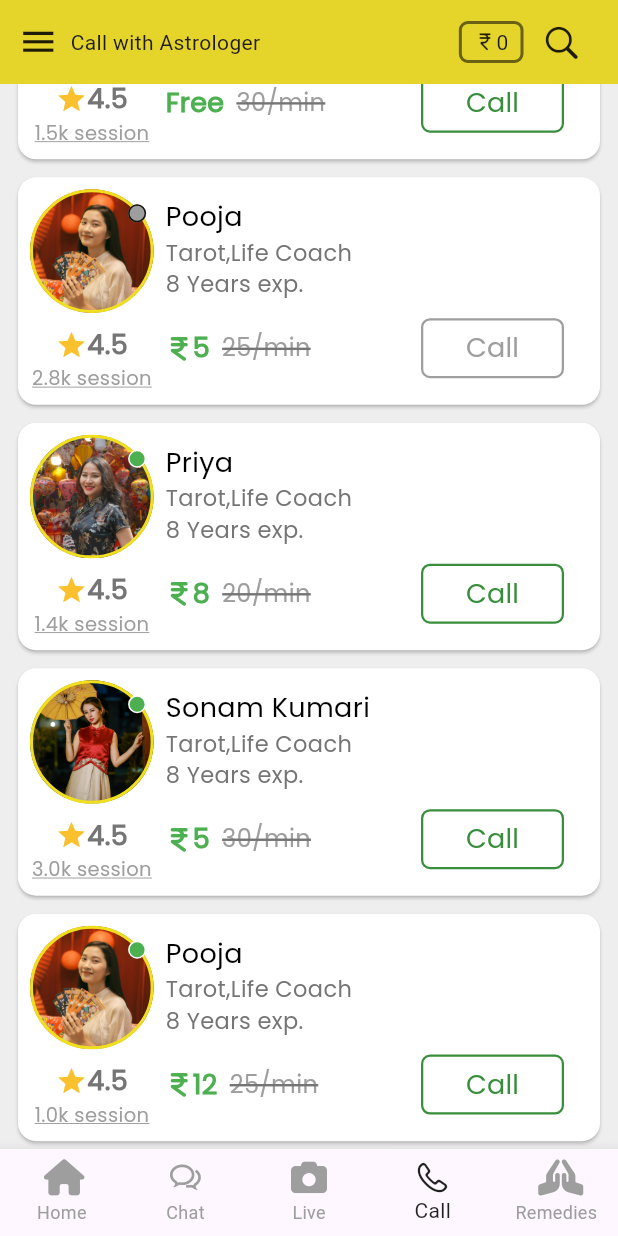
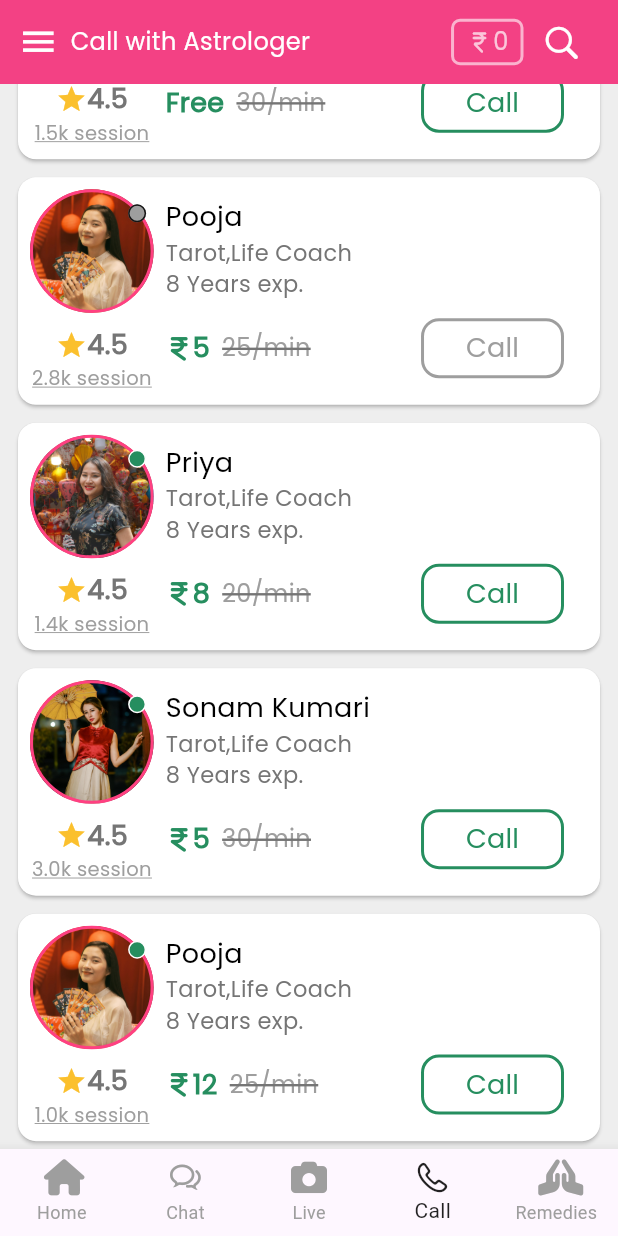
Before and after one commit to rahulkumardev24/astropower, a Flutter app: the screen it shows after launch, scrolled down 576 dp, after a tap on "Call", on a phone screen of 412 x 824 dp. Run offline on Flutter 3.47's test engine with Material 3 defaults, Android fonts, the light colour scheme and no system bars; our stand-ins replace carousel_slider, flutter_advanced_switch, flutter_svg, font_awesome_flutter, lottie, pinput; missing offline and left inert: razorpay_flutter.

Commit message:
call screen complete

```diff
--- a/lib/screen/call_screen.dart
+++ b/lib/screen/call_screen.dart
@@ -1,6 +1,8 @@
 import 'package:flutter/cupertino.dart';
 import 'package:flutter/material.dart';
 import 'package:my_astro/helper/custom_text_style.dart';
+import 'package:my_astro/screen/payment/add_money_screen.dart';
+import 'package:my_astro/screen/payment/select_payment_method_screen.dart';
 import '../constant/app_constant.dart';
 import '../widgets/app_drawer.dart';
 import '../widgets/astro_call_card.dart';
@@ -32,7 +34,7 @@ class _CallScreenState extends State<CallScreen> {
         /// --- app bar --- ///
         appBar: AppBar(
           automaticallyImplyLeading: false,
-          backgroundColor: Color(0xfff0df1f),
+          backgroundColor: Colors.pinkAccent,
           flexibleSpace: _appBar(size),
         ),
         drawer: AppDrawer(),
@@ -56,8 +58,31 @@ class _CallScreenState extends State<CallScreen> {
                   },
                   () {
                     print("Second poster tapped");
+                    Navigator.push(
+                      context,
+                      MaterialPageRoute(
+                        builder:
+                            (_) => SelectPaymentMethodScreen(
+                              amount: 100,
+                              dialogTitle:
+                                  "Get ₹100 cashback on recharge of RS 100",
+                            ),
+                      ),
+                    );
                   },
                   () {
+                    Navigator.push(
+                      context,
+                      MaterialPageRoute(
+                        builder:
+                            (_) => SelectPaymentMethodScreen(
+                              amount: 100,
+                              dialogTitle:
+                                  "Get ₹100 cashback on recharge of RS 100",
+                            ),
+                      ),
+                    );
+
                     print("Third poster tapped");
                   },
                 ],
@@ -142,17 +167,30 @@ class _CallScreenState extends State<CallScreen> {
 
               /// Recommended Section
               Padding(
-                padding: const EdgeInsets.symmetric(horizontal: 12.0, vertical: 8),
+                padding: const EdgeInsets.symmetric(
+                  horizontal: 12.0,
+                  vertical: 8,
+                ),
                 child: Row(
                   mainAxisAlignment: MainAxisAlignment.spaceBetween,
                   children: [
-                    Text("Recommended", style: myTextStyle18(fontWeight: FontWeight.bold)),
-                    Icon(Icons.arrow_forward_ios_rounded, size: 16, color: Colors.black54),
+                    Text(
+                      "Recommended for you",
+                      style: myTextStyle18(
+                        fontWeight: FontWeight.bold,
+                        textColor: Colors.grey.shade600,
+                      ),
+                    ),
+                    Icon(
+                      Icons.arrow_forward_ios_rounded,
+                      size: 16,
+                      color: Colors.black54,
+                    ),
                   ],
                 ),
               ),
               SizedBox(
-                height: size.height * 0.3,
+                height: size.height * 0.35,
                 child: ListView.builder(
                   scrollDirection: Axis.horizontal,
                   itemCount: AppConstant.callData.length,
@@ -166,24 +204,7 @@ class _CallScreenState extends State<CallScreen> {
                   },
                 ),
               ),
-
-              /// Remaining cards
-              ListView.builder(
-                physics: NeverScrollableScrollPhysics(),
-                shrinkWrap: true,
-                itemCount: AppConstant.callData.length,
-                itemBuilder: (context, index) {
-                  final data = AppConstant.callData[index];
-                  return AstroCallCard(
-                    image: data['image'],
-                    name: data['name'],
-                    oldPrice: data['oldPrice'],
-                    orders: data["orders"],
-                    onlineStatus: data["onlineStatus"] ?? false,
-                    newPrice: data["newPrice"],
-                  );
-                },
-              ),
+              SizedBox(height: 21),
             ],
           ),
         ),
@@ -203,17 +224,20 @@ class _CallScreenState extends State<CallScreen> {
           children: [
             InkWell(
               onTap: () => _scaffoldKey.currentState!.openDrawer(),
-              child: Icon(Icons.menu, size: 27),
+              child: Icon(Icons.menu, size: 27, color: Colors.white),
             ),
             const SizedBox(width: 8),
-            Text("Call with Astrologer", style: TextStyle(fontSize: 14)),
+            Text(
+              "Call with Astrologer",
+              style: myTextStyle16(textColor: Colors.white),
+            ),
             Expanded(child: SizedBox(width: size.width)),
 
             /// Rupee Box
             Container(
               decoration: BoxDecoration(
                 borderRadius: BorderRadius.circular(6),
-                border: Border.all(width: 2, color: Colors.black54),
+                border: Border.all(width: 2, color: Colors.white60),
                 color: Colors.transparent,
               ),
               child: Padding(
@@ -221,17 +245,32 @@ class _CallScreenState extends State<CallScreen> {
                   horizontal: 8.0,
                   vertical: 2,
                 ),
-                child: Row(
-                  children: [
-                    Icon(Icons.currency_rupee_rounded, size: 15),
-                    Text("0"),
-                  ],
+                child: GestureDetector(
+                  onTap: () {
+                    Navigator.push(
+                      context,
+                      MaterialPageRoute(builder: (_) => AddMoneyScreen()),
+                    );
+                  },
+                  child: Row(
+                    children: [
+                      Icon(
+                        Icons.currency_rupee_rounded,
+                        size: 18,
+                        color: Colors.white70,
+                      ),
+                      Text(
+                        "0",
+                        style: myTextStyle16(textColor: Colors.white70),
+                      ),
+                    ],
+                  ),
                 ),
               ),
             ),
             SizedBox(width: 12),
 
-            Icon(CupertinoIcons.search, size: 27),
+            Icon(CupertinoIcons.search, size: 27, color: Colors.white),
             SizedBox(width: 12),
           ],
         ),
--- a/lib/widgets/astro_call_card.dart
+++ b/lib/widgets/astro_call_card.dart
@@ -52,7 +52,7 @@ class _AstroChatCardState extends State<AstroCallCard> {
                             shape: BoxShape.circle,
                             border: Border.all(
                               width: 2,
-                              color: Color(0xfff0df1f),
+                              color: Colors.pinkAccent,
                             ),
                             image: DecorationImage(
                               image: AssetImage(widget.image),
@@ -77,7 +77,7 @@ class _AstroChatCardState extends State<AstroCallCard> {
                               ),
                               color:
                                   widget.onlineStatus
-                                      ? Colors.green
+                                      ? Color(0xff268e5f)
                                       : Colors.grey,
                               shape: BoxShape.circle,
                             ),
@@ -85,7 +85,7 @@ class _AstroChatCardState extends State<AstroCallCard> {
                         ),
                       ],
                     ),
-                    SizedBox(height: size.height * 0.01,),
+                    SizedBox(height: size.height * 0.01),
 
                     /// rating star
                     Row(
@@ -150,7 +150,7 @@ class _AstroChatCardState extends State<AstroCallCard> {
                             ),
                           ],
                         ),
-                        SizedBox(height: size.height * 0.01,),
+                        SizedBox(height: size.height * 0.01),
 
                         Row(
                           mainAxisAlignment: MainAxisAlignment.spaceBetween,
@@ -163,14 +163,14 @@ class _AstroChatCardState extends State<AstroCallCard> {
                                     : Icon(
                                       FontAwesomeIcons.indianRupeeSign,
                                       size: 18,
-                                      color: Colors.green,
+                                    color:  Color(0xff268e5f)
                                     ),
 
                                 /// new price
                                 Text(
                                   widget.newPrice,
                                   style: myTextStyle18(
-                                    textColor: Colors.green,
+                                    textColor: Color(0xff268e5f),
                                     fontWeight: FontWeight.bold,
                                   ),
                                 ),
@@ -200,13 +200,13 @@ class _AstroChatCardState extends State<AstroCallCard> {
                                   elevation: 0,
                                   backgroundColor: Colors.white,
                                   shape: RoundedRectangleBorder(
-                                    borderRadius: BorderRadius.circular(6),
+                                    borderRadius: BorderRadius.circular(12),
                                   ),
                                   side: BorderSide(
-                                    width: 1.5,
+                                    width: 2,
                                     color:
                                         widget.onlineStatus
-                                            ? Colors.green.shade700
+                                            ? Color(0xff268e5f)
                                             : Colors.grey.shade500,
                                   ),
                                 ),
@@ -220,7 +220,7 @@ class _AstroChatCardState extends State<AstroCallCard> {
                                       fontWeight: FontWeight.w200,
                                       textColor:
                                           widget.onlineStatus
-                                              ? Colors.green.shade700
+                                              ? Color(0xff268e5f)
                                               : Colors.grey.shade500,
                                     ),
                                   ),
--- a/lib/widgets/recommended_call_card.dart
+++ b/lib/widgets/recommended_call_card.dart
@@ -22,52 +22,48 @@ class _AstroChatCardState extends State<RecommendedCallCard> {
   Widget build(BuildContext context) {
     final size = MediaQuery.of(context).size;
     return Padding(
-      padding: const EdgeInsets.symmetric(horizontal: 8.0, vertical: 2),
+      padding: const EdgeInsets.only(left:  6),
       child: Card(
         color: Colors.white,
         child: Padding(
           padding: const EdgeInsets.all(8.0),
           child: Column(
+            mainAxisAlignment: MainAxisAlignment.center,
             children: [
-              /// profile part
-
+              /// profile
               Container(
-                height: mqData.height * 0.1,
-                width: mqData.height * 0.1,
+                height: mqData.height * 0.12,
+                width: mqData.height * 0.12,
                 decoration: BoxDecoration(
                   shape: BoxShape.circle,
-                  border: Border.all(
-                    width: 2,
-                    color: Color(0xfff0df1f),
-                  ),
+                  border: Border.all(width: 2, color: Colors.grey.shade400),
                   image: DecorationImage(
                     image: AssetImage(widget.image),
                     fit: BoxFit.cover,
                   ),
                 ),
               ),
+              SizedBox(height: 8),
 
+              /// name
               Row(
                 children: [
-
-                  Icon(Icons.verified),
+                  Icon(Icons.verified , color: Color(0xff268e5f)),
 
                   Text(
                     widget.name,
                     style: myTextStyle18(fontWeight: FontWeight.w300),
                   ),
                 ],
-              ) ,
+              ),
+              SizedBox(height: 8),
+
               /// rating star
               Row(
                 children: [
                   Row(
                     children: [
-                      Icon(
-                        Icons.star,
-                        color: Colors.yellow.shade700,
-                        size: 21,
-                      ),
+                      Icon(Icons.star, color: Colors.grey.shade600, size: 21),
                       Text(
                         "4.5",
                         style: myTextStyle18(
@@ -78,55 +74,43 @@ class _AstroChatCardState extends State<RecommendedCallCard> {
                     ],
                   ),
 
+                  SizedBox(height: 18, child: VerticalDivider(thickness: 2)),
+
                   Text(
                     "8 Years exp.",
-                    style: myTextStyle15(
-                      textColor: Colors.grey.shade600,
+                    style: myTextStyle15(textColor: Colors.grey.shade600),
                   ),
-                  ),
-
                 ],
               ),
-
+              SizedBox(height: 8),
               /// new price
               Text(
-                widget.newPrice,
-                style: myTextStyle18(
-                  textColor: Colors.green,
+                "${widget.newPrice}/min",
+                style: myTextStyle16(
+                  textColor: Color(0xff268e5f),
                   fontWeight: FontWeight.bold,
                 ),
               ),
-
+              SizedBox(height: 8),
 
               /// chat button
-              Padding(
-                padding: const EdgeInsets.only(right: 16.0),
-                child: ElevatedButton(
+              ElevatedButton(
                 onPressed: () {},
                 style: ElevatedButton.styleFrom(
                   elevation: 0,
                   backgroundColor: Colors.white,
                   shape: RoundedRectangleBorder(
-                      borderRadius: BorderRadius.circular(6),
+                    borderRadius: BorderRadius.circular(12),
                   ),
-                    side: BorderSide(
-                      width: 1.5,
-                      color: Colors.green.shade700
-
-                    ),
+                  side: BorderSide(width: 2, color: Color(0xff268e5f)),
                 ),
                 child: Padding(
-                    padding: const EdgeInsets.symmetric(
-                      horizontal: 6.0,
-                    ),
+                  padding: const EdgeInsets.symmetric(horizontal: 16),
                   child: Text(
                     "Call",
                     style: myTextStyle18(
                       fontWeight: FontWeight.w200,
-                        textColor:
-                         Colors.green.shade700
-
-                      ),
+                      textColor: Color(0xff268e5f),
                     ),
                   ),
                 ),
```
Lines whose indentation alone changed are shown as unchanged.
